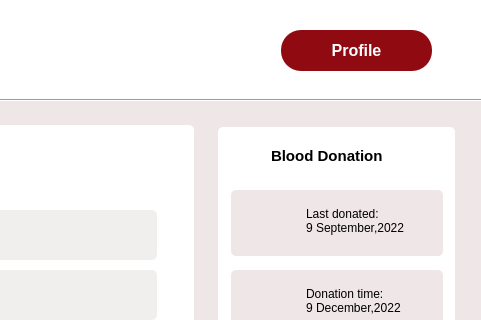
Old version of the form request_blood.ui in the repository Rista10/Final; both pictures show x 789 to 1270 and y 0 to 320 of the 1270 by 700 pixel window.
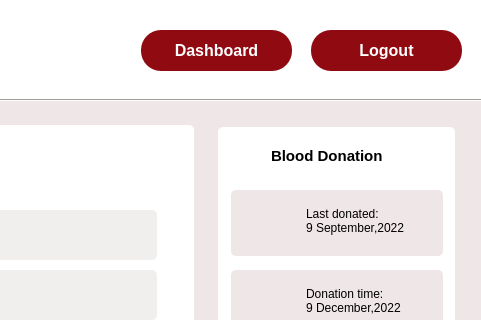
New version of the form. Icons and pictures are not drawn.

```diff
--- a/request_blood.ui
+++ b/request_blood.ui
@@ -138,7 +138,7 @@
   <widget class="QPushButton" name="login">
    <property name="geometry">
     <rect>
-     <x>1070</x>
+     <x>930</x>
      <y>30</y>
      <width>151</width>
      <height>41</height>
@@ -167,7 +167,7 @@
 }</string>
    </property>
    <property name="text">
-    <string>Profile</string>
+    <string>Dashboard</string>
    </property>
   </widget>
   <widget class="Line" name="line">
@@ -995,6 +995,42 @@
     <string>Emergency request</string>
    </property>
   </widget>
+  <widget class="QPushButton" name="login_2">
+   <property name="geometry">
+    <rect>
+     <x>1100</x>
+     <y>30</y>
+     <width>151</width>
+     <height>41</height>
+    </rect>
+   </property>
+   <property name="font">
+    <font>
+     <pointsize>12</pointsize>
+     <bold>true</bold>
+    </font>
+   </property>
+   <property name="cursor">
+    <cursorShape>PointingHandCursor</cursorShape>
+   </property>
+   <property name="styleSheet">
+    <string notr="true">#login_2
+{
+ background-color:rgb(144, 10, 18);
+border-radius:20px;
+	color: rgb(255, 255, 255);
+}
+
+#login_2::hover
+{
+background-color:white;
+	color: rgb(144, 10, 18);
+}</string>
+   </property>
+   <property name="text">
+    <string>Logout</string>
+   </property>
+  </widget>
   <zorder>label</zorder>
   <zorder>label_7</zorder>
   <zorder>home</zorder>
@@ -1039,6 +1075,7 @@
   <zorder>label_34</zorder>
   <zorder>required_unit</zorder>
   <zorder>register_3</zorder>
+  <zorder>login_2</zorder>
  </widget>
  <resources/>
  <connections/>
```
